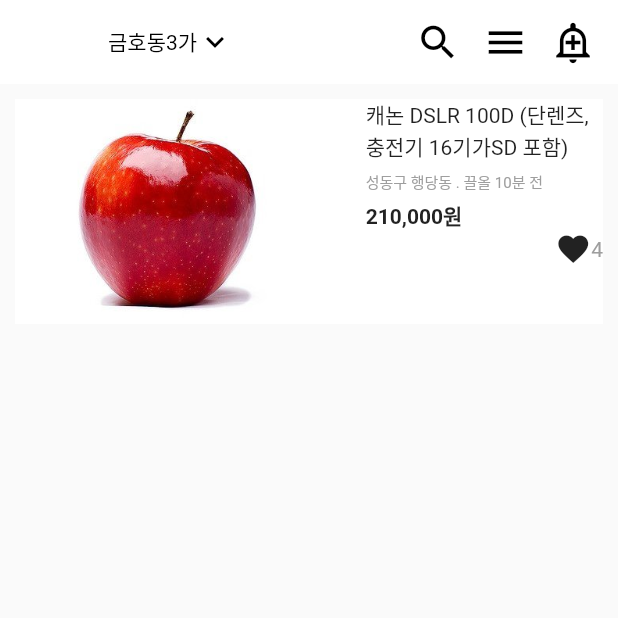
After one commit to hyojuseo/study, a Flutter app: the LayoutHomework screen opened directly, on a phone screen of 412 x 824 dp, the top half of it. The commit adds this screen. Run offline on Flutter 3.47's test engine with Material 2 defaults, Android fonts, the phone set to English and light mode, and no system bars.

Commit message:
appbar, button, ratio, homework add

```diff
--- /dev/null
+++ b/apple_coding3/lib/four/layout_homework.dart
@@ -0,0 +1,80 @@
+import 'package:flutter/material.dart';
+
+TextStyle _greyStyle(){
+  return TextStyle(fontSize: 10, color: Colors.grey);
+}
+
+class LayoutHomework extends StatelessWidget {
+  const LayoutHomework({Key? key}) : super(key: key);
+
+  Widget _image() {
+    return Image.asset('assets/apple.jpg');
+  }
+
+  Widget _explain() {
+    return Column(
+      crossAxisAlignment: CrossAxisAlignment.stretch,
+      children: [
+        Text('캐논 DSLR 100D (단렌즈, \n충전기 16기가SD 포함)'),
+        SizedBox(height: 5),
+        Text('성동구 행당동 . 끌올 10분 전', style: _greyStyle()),
+        SizedBox(height: 5),
+        Text('210,000원', style: TextStyle(fontWeight: FontWeight.bold),),
+        Row(
+          mainAxisAlignment: MainAxisAlignment.end,
+          children: const [
+            Icon(Icons.favorite),
+            Text('4', style: TextStyle(color: Colors.grey)),
+          ],
+        )
+      ],
+    );
+  }
+
+  @override
+  Widget build(BuildContext context) {
+    return Scaffold(
+      appBar: AppBar(
+        elevation: 0,
+        backgroundColor: Colors.white,
+        title: Row(
+          children: const [
+            Text(
+              '금호동3가',
+              style: TextStyle(color: Colors.black),
+            ),
+            Icon(
+              Icons.keyboard_arrow_down,
+              color: Colors.black,
+            ),
+          ],
+        ),
+        actions: [
+          Row(
+            children: const [
+              Icon(Icons.search, color: Colors.black, size: 30),
+              SizedBox(width: 15),
+              Icon(Icons.menu, color: Colors.black, size: 30),
+              SizedBox(width: 15),
+              Icon(Icons.add_alert_outlined, color: Colors.black, size: 30),
+              SizedBox(width: 15),
+            ],
+          )
+        ],
+      ),
+      body: Container(
+        color: Colors.white,
+        margin: EdgeInsets.all(10),
+        // padding: EdgeInsets.all(20),
+        height: 150,
+        child: Row(
+          children: [
+            _image(),
+            SizedBox(width: 15),
+            Expanded(child: _explain()),
+          ],
+        ),
+      ),
+    );
+  }
+}
```
Also changed, not shown: apple_coding3/lib/four/answer_homework.dart (added, +83 -0 lines), apple_coding3/lib/four/answer_homework2.dart (added, +33 -0 lines), apple_coding3/lib/four/appbar.dart (added, +19 -0 lines), apple_coding3/lib/four/button.dart (added, +49 -0 lines), apple_coding3/lib/four/expanded.dart (added, +18 -0 lines), apple_coding3/lib/four/flexible.dart (added, +18 -0 lines), apple_coding3/lib/four/layout_homework2.dart (added, +51 -0 lines), apple_coding3/lib/four/textstyle.dart (added, +26 -0 lines), apple_coding3/lib/main.dart (+10 -3 lines).
